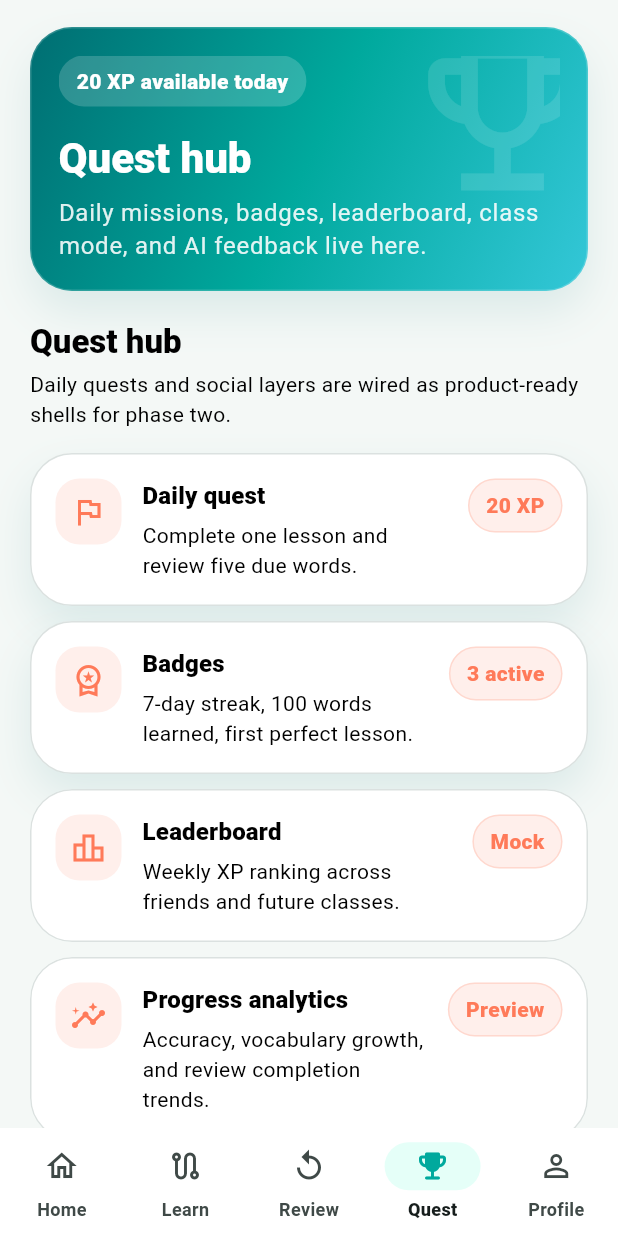
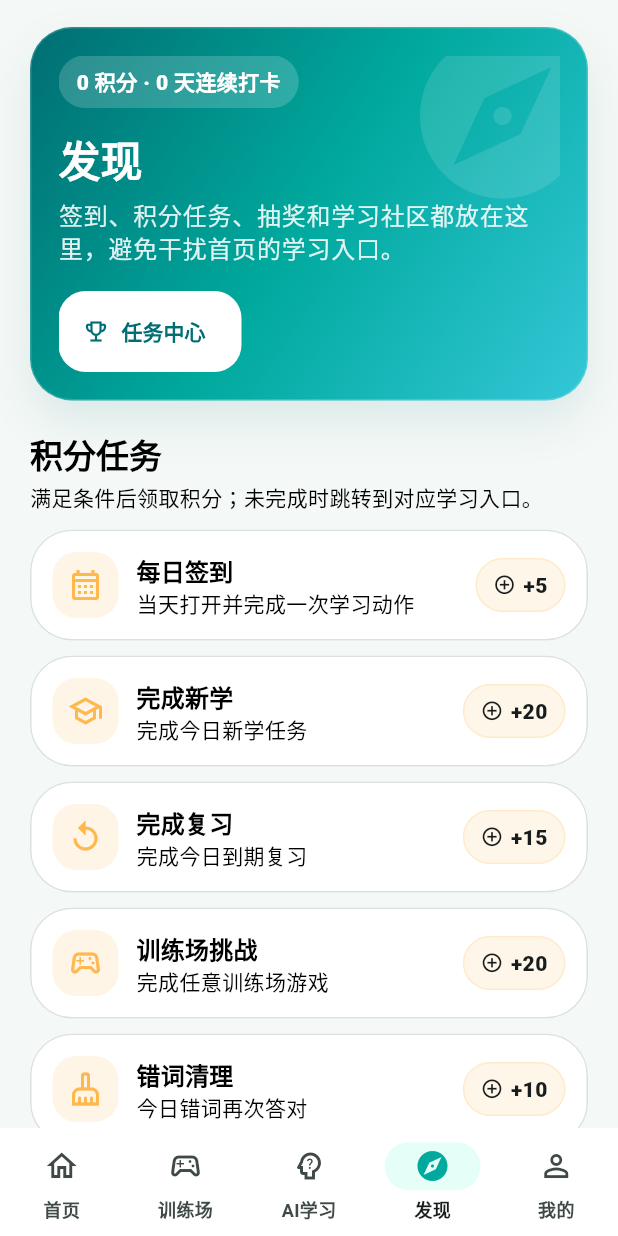
Before and after one commit to VonLan233/LinguaQuest, a Flutter app: the AppShell screen opened directly with empty values, item 4 of the bottom bar chosen, on a phone screen of 412 x 824 dp. Run offline on Flutter 3.47's test engine with Material 3 defaults, Android fonts, the phone set to English and light mode, and no system bars; our stand-ins replace dio, flutter_riverpod, go_router, shared_preferences; accounts and stored records are empty.

Commit message:
Add PRD tab navigation shells

```diff
--- /dev/null
+++ b/linguaquest/lib/features/discover/discover_screen.dart
@@ -0,0 +1,229 @@
+import 'package:flutter/material.dart';
+import 'package:flutter_riverpod/flutter_riverpod.dart';
+import 'package:go_router/go_router.dart';
+
+import '../../core/state/app_controller.dart';
+import '../../core/theme/app_theme.dart';
+import '../../core/widgets/quest_card.dart';
+import '../../core/widgets/section_header.dart';
+
+class DiscoverScreen extends ConsumerWidget {
+  const DiscoverScreen({super.key});
+
+  @override
+  Widget build(BuildContext context, WidgetRef ref) {
+    final state = ref.watch(appControllerProvider);
+    final user = state.user;
+    final newLearningDone = state.todayCompletedLessonIds.isNotEmpty;
+    final reviewDone = state.todayReviewWordIds.isNotEmpty;
+    return ListView(
+      padding: const EdgeInsets.fromLTRB(20, 18, 20, 88),
+      children: [
+        GradientHeroCard(
+          title: '发现',
+          subtitle: '签到、积分任务、抽奖和学习社区都放在这里，避免干扰首页的学习入口。',
+          icon: Icons.explore_rounded,
+          badge: '${user?.xp ?? 0} 积分 · ${user?.streak ?? 0} 天连续打卡',
+          action: FilledButton.icon(
+            style: FilledButton.styleFrom(
+              backgroundColor: Colors.white,
+              foregroundColor: AppTheme.deepTeal,
+            ),
+            onPressed: () => context.push('/quest'),
+            icon: const Icon(Icons.emoji_events_outlined),
+            label: const Text('任务中心'),
+          ),
+        ),
+        const SizedBox(height: 22),
+        const SectionHeader(
+          title: '积分任务',
+          subtitle: '满足条件后领取积分；未完成时跳转到对应学习入口。',
+        ),
+        const SizedBox(height: 12),
+        _RewardTaskCard(
+          icon: Icons.calendar_month_outlined,
+          title: '每日签到',
+          condition: '当天打开并完成一次学习动作',
+          points: 5,
+          isDone: (user?.lastStudyDate != null),
+          onTap: () => context.go('/home'),
+        ),
+        _RewardTaskCard(
+          icon: Icons.school_outlined,
+          title: '完成新学',
+          condition: '完成今日新学任务',
+          points: 20,
+          isDone: newLearningDone,
+          onTap: () => context.push('/learn'),
+        ),
+        _RewardTaskCard(
+          icon: Icons.replay_outlined,
+          title: '完成复习',
+          condition: '完成今日到期复习',
+          points: 15,
+          isDone: reviewDone,
+          onTap: () => context.push('/review'),
+        ),
+        _RewardTaskCard(
+          icon: Icons.sports_esports_outlined,
+          title: '训练场挑战',
+          condition: '完成任意训练场游戏',
+          points: 20,
+          isDone: false,
+          onTap: () => context.go('/training'),
+        ),
+        _RewardTaskCard(
+          icon: Icons.cleaning_services_outlined,
+          title: '错词清理',
+          condition: '今日错词再次答对',
+          points: 10,
+          isDone: state.weakWords.isEmpty && state.customWords.isNotEmpty,
+          onTap: () => context.push('/review'),
+        ),
+        const SizedBox(height: 22),
+        const SectionHeader(title: '积分抽奖', subtitle: '奖品只做虚拟装饰，不影响学习公平性。'),
+        const SizedBox(height: 12),
+        QuestCard(
+          padding: const EdgeInsets.all(16),
+          color: AppTheme.accentSurface(context),
+          child: Column(
+            crossAxisAlignment: CrossAxisAlignment.start,
+            children: [
+              Row(
+                children: [
+                  const ImageCueBadge(cue: '🎁', size: 58),
+                  const SizedBox(width: 12),
+                  Expanded(
+                    child: Text(
+                      '头像框、主页背景、学习徽章、训练场称号、卡片皮肤',
+                      style: Theme.of(context).textTheme.titleMedium,
+                    ),
+                  ),
+                ],
+              ),
+              const SizedBox(height: 12),
+              const Text('消耗 30 积分抽一次；稀有概率透明展示，未中奖也给碎片。'),
+            ],
+          ),
+        ),
+        const SizedBox(height: 22),
+        const SectionHeader(title: '社区帖子', subtitle: '首版为列表/详情/评论壳，后续接入审核和举报。'),
+        const SizedBox(height: 12),
+        const _ForumPostCard(
+          title: '今日打卡：用 12 分钟复习了 18 个词',
+          tag: '今日打卡',
+          body: '错词集中在近义辨析，明天准备从训练场的易混词挑战开始。',
+        ),
+        const _ForumPostCard(
+          title: '雅思阅读里怎么记 abstract?',
+          tag: '错题讨论',
+          body: 'abstract 在论文和阅读文章里经常不是“抽象”的意思，要结合语境判断。',
+        ),
+      ],
+    );
+  }
+}
+
+class _RewardTaskCard extends StatelessWidget {
+  const _RewardTaskCard({
+    required this.icon,
+    required this.title,
+    required this.condition,
+    required this.points,
+    required this.isDone,
+    required this.onTap,
+  });
+
+  final IconData icon;
+  final String title;
+  final String condition;
+  final int points;
+  final bool isDone;
+  final VoidCallback onTap;
+
+  @override
+  Widget build(BuildContext context) {
+    return QuestCard(
+      margin: const EdgeInsets.only(bottom: 10),
+      padding: const EdgeInsets.all(14),
+      onTap: isDone ? null : onTap,
+      child: Row(
+        children: [
+          Container(
+            padding: const EdgeInsets.all(10),
+            decoration: BoxDecoration(
+              color: (isDone ? Colors.green : AppTheme.mango).withValues(
+                alpha: 0.14,
+              ),
+              borderRadius: BorderRadius.circular(16),
+            ),
+            child: Icon(icon, color: isDone ? Colors.green : AppTheme.mango),
+          ),
+          const SizedBox(width: 12),
+          Expanded(
+            child: Column(
+              crossAxisAlignment: CrossAxisAlignment.start,
+              children: [
+                Text(title, style: Theme.of(context).textTheme.titleMedium),
+                Text(condition),
+              ],
+            ),
+          ),
+          PillLabel(
+            label: isDone ? '已获取' : '+$points',
+            icon: isDone
+                ? Icons.check_circle_outline
+                : Icons.add_circle_outline,
+            color: isDone ? Colors.green : AppTheme.mango,
+          ),
+        ],
+      ),
+    );
+  }
+}
+
+class _ForumPostCard extends StatelessWidget {
+  const _ForumPostCard({
+    required this.title,
+    required this.tag,
+    required this.body,
+  });
+
+  final String title;
+  final String tag;
+  final String body;
+
+  @override
+  Widget build(BuildContext context) {
+    return QuestCard(
+      margin: const EdgeInsets.only(bottom: 10),
+      padding: const EdgeInsets.all(16),
+      child: Column(
+        crossAxisAlignment: CrossAxisAlignment.start,
+        children: [
+          PillLabel(
+            label: tag,
+            icon: Icons.tag_outlined,
+            color: AppTheme.coral,
+          ),
+          const SizedBox(height: 10),
+          Text(title, style: Theme.of(context).textTheme.titleMedium),
+          const SizedBox(height: 6),
+          Text(body),
+          const SizedBox(height: 10),
+          const Row(
+            children: [
+              Icon(Icons.thumb_up_alt_outlined, size: 18),
+              SizedBox(width: 4),
+              Text('24'),
+              SizedBox(width: 16),
+              Icon(Icons.mode_comment_outlined, size: 18),
+              SizedBox(width: 4),
+              Text('6'),
+            ],
+          ),
+        ],
+      ),
+    );
+  }
+}
--- a/linguaquest/lib/features/shell/app_shell.dart
+++ b/linguaquest/lib/features/shell/app_shell.dart
@@ -7,7 +7,13 @@ class AppShell extends StatefulWidget {
   final int selectedIndex;
   final Widget child;
 
-  static const routes = ['/home', '/learn', '/review', '/quest', '/profile'];
+  static const routes = [
+    '/home',
+    '/training',
+    '/ai-learning',
+    '/discover',
+    '/profile',
+  ];
 
   @override
   State<AppShell> createState() => _AppShellState();
@@ -65,27 +71,27 @@ class _AppShellState extends State<AppShell> {
           NavigationDestination(
             icon: Icon(Icons.home_outlined),
             selectedIcon: Icon(Icons.home_rounded),
-            label: 'Home',
+            label: '首页',
           ),
           NavigationDestination(
-            icon: Icon(Icons.route_outlined),
-            selectedIcon: Icon(Icons.route_rounded),
-            label: 'Learn',
+            icon: Icon(Icons.sports_esports_outlined),
+            selectedIcon: Icon(Icons.sports_esports_rounded),
+            label: '训练场',
           ),
           NavigationDestination(
-            icon: Icon(Icons.replay_outlined),
-            selectedIcon: Icon(Icons.replay_rounded),
-            label: 'Review',
+            icon: Icon(Icons.psychology_alt_outlined),
+            selectedIcon: Icon(Icons.psychology_alt_rounded),
+            label: 'AI学习',
           ),
           NavigationDestination(
-            icon: Icon(Icons.emoji_events_outlined),
-            selectedIcon: Icon(Icons.emoji_events_rounded),
-            label: 'Quest',
+            icon: Icon(Icons.explore_outlined),
+            selectedIcon: Icon(Icons.explore_rounded),
+            label: '发现',
           ),
           NavigationDestination(
             icon: Icon(Icons.person_outline),
             selectedIcon: Icon(Icons.person_rounded),
-            label: 'Profile',
+            label: '我的',
           ),
         ],
       ),
```
Also changed, not shown: linguaquest/lib/core/routing/app_router.dart (+21 -9 lines), linguaquest/lib/features/ai_learning/ai_learning_screen.dart (added, +132 -0 lines), linguaquest/lib/features/training/training_screen.dart (added, +179 -0 lines).
